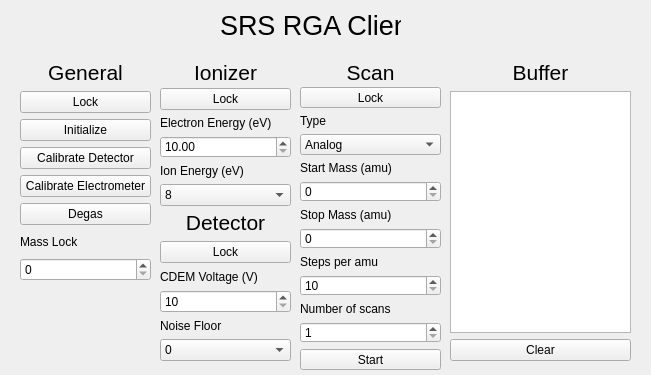
Old version of the form lib/clients/cryovac_clients/RGA_gui.ui in the repository EGGS-Experiment/EGGS_labrad.
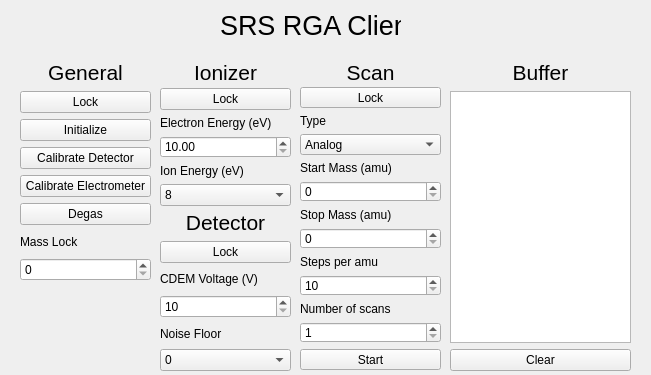
New version of the form. Custom widgets are drawn as their Qt base class.

Commit message: fixes to rga client

```diff
--- a/lib/clients/cryovac_clients/RGA_gui.ui
+++ b/lib/clients/cryovac_clients/RGA_gui.ui
@@ -10,6 +10,12 @@
     <height>375</height>
    </rect>
   </property>
+  <property name="sizePolicy">
+   <sizepolicy hsizetype="Fixed" vsizetype="Fixed">
+    <horstretch>0</horstretch>
+    <verstretch>0</verstretch>
+   </sizepolicy>
+  </property>
   <property name="windowTitle">
    <string>SRS RGA Client</string>
   </property>
@@ -252,7 +258,7 @@
      <x>160</x>
      <y>210</y>
      <width>131</width>
-     <height>151</height>
+     <height>161</height>
     </rect>
    </property>
    <layout class="QGridLayout" name="detector_layout">
@@ -419,7 +425,7 @@
      <x>450</x>
      <y>60</y>
      <width>181</width>
-     <height>301</height>
+     <height>311</height>
     </rect>
    </property>
    <layout class="QGridLayout" name="buffer_layout">
@@ -443,6 +449,13 @@
    </layout>
   </widget>
  </widget>
+ <customwidgets>
+  <customwidget>
+   <class>Lockswitch</class>
+   <extends>QPushButton</extends>
+   <header>EGGS_labrad.lib.clients.Widgets</header>
+  </customwidget>
+ </customwidgets>
  <resources/>
  <connections/>
 </ui>
```
Left out of the diff: 8 changed lines with no effect on the pictures. The commit also changes 2 other files.
